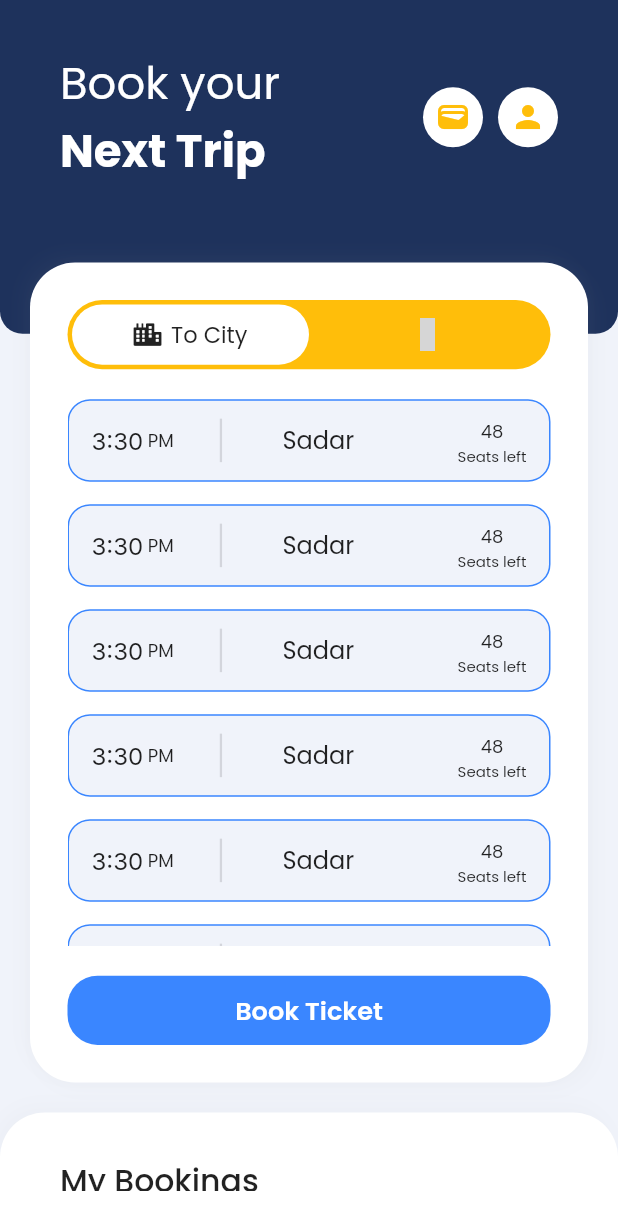
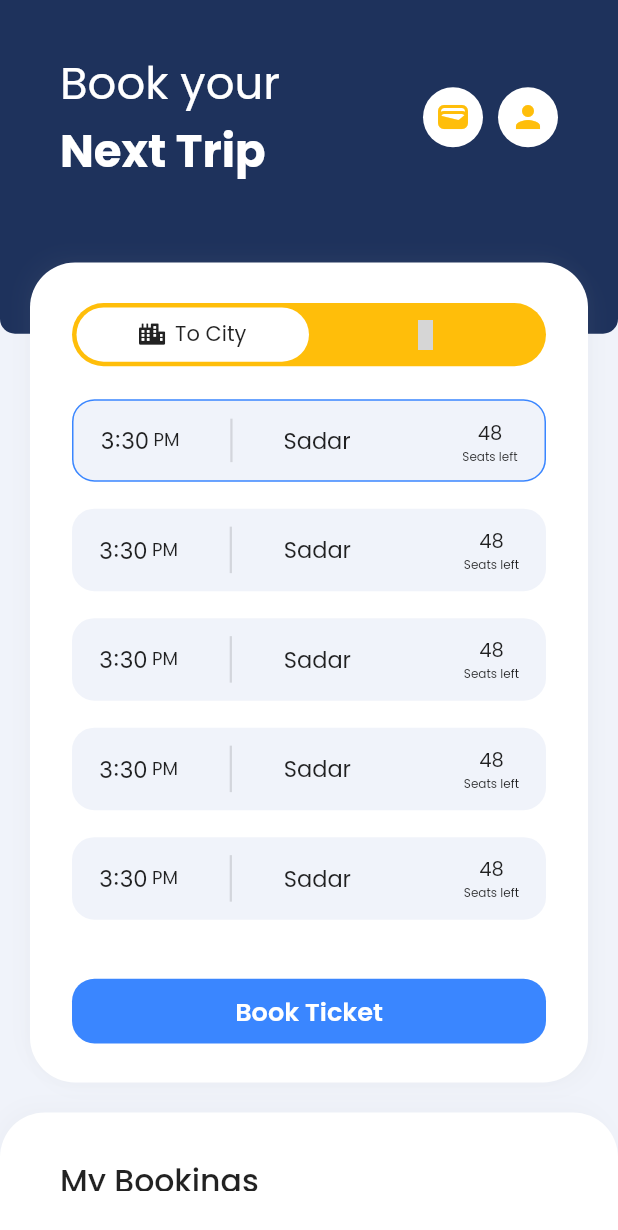
Before and after one commit to sooraj-24/Bus_ticketing_application, a Flutter app: the HomePage screen opened directly, after a tap on "3:30", on a phone screen of 412 x 824 dp. Shown: the top 1230 px of the screen. Run offline on Flutter 3.47's test engine with Material 2 defaults, Android fonts, the phone set to English and light mode, and no system bars; our stand-ins replace another_flushbar, fluttericon; accounts and stored records are empty; grey boxes are pictures that could not be loaded.

Commit message:
bus selection fixed

```diff
--- /dev/null
+++ b/lib/Features/Home/Controller/home_page_provider.dart
@@ -0,0 +1,30 @@
+import 'package:buts/Features/Home/View/bus_selection_card.dart';
+import 'package:flutter/material.dart';
+
+class HomePageProvider extends ChangeNotifier {
+  PageController _pageController = PageController();
+  bool _toCity = true;
+  PageController get getPageController => _pageController;
+  bool get getToCity => _toCity;
+  List<BusSelectionCard> _busCards = [];
+  List<BusSelectionCard> get getBusCards => _busCards;
+  int _selectedIndex = -1;
+  int get getSelectedIndex => _selectedIndex;
+
+  void toggleToCity (){
+    _toCity = !_toCity;
+    notifyListeners();
+  }
+
+  void updateBusCards(){
+    _busCards = List.generate(6, (index) => BusSelectionCard(
+      index: index,
+    ));
+    notifyListeners();
+  }
+
+  void updateSelectCard(int value){
+    _selectedIndex = value;
+    notifyListeners();
+  }
+}
--- /dev/null
+++ b/lib/Features/Home/View/bus_selection_card.dart
@@ -0,0 +1,88 @@
+import 'package:buts/Features/Home/Controller/home_page_provider.dart';
+import 'package:flutter/material.dart';
+import 'package:provider/provider.dart';
+
+import '../../../Constants/constants.dart';
+
+class BusSelectionCard extends StatelessWidget {
+  final int index;
+
+  const BusSelectionCard({super.key, required this.index});
+  @override
+  Widget build(BuildContext context) {
+    return Consumer<HomePageProvider>(
+      builder: (context, controller, child){
+        return GestureDetector(
+          onTap: (){
+            controller.updateSelectCard(index);
+          },
+          child: Container(
+            margin: EdgeInsets.only(bottom: 18),
+            padding: EdgeInsets.symmetric(horizontal: 18,vertical: 12),
+            height: 55,
+            decoration: BoxDecoration(
+              color: kAccentBlue,
+              borderRadius: BorderRadius.all(Radius.circular(15)),
+              border: index == controller.getSelectedIndex ? Border.all(color: kBlue) : null,
+            ),
+            child: Row(
+              mainAxisAlignment: MainAxisAlignment.spaceBetween,
+              crossAxisAlignment: CrossAxisAlignment.center,
+              children: [
+                Expanded(
+                  flex: 3,
+                  child: Row(
+                    mainAxisAlignment: MainAxisAlignment.spaceBetween,
+                    children: [
+                      Row(
+                        crossAxisAlignment: CrossAxisAlignment.end,
+                        children: [
+                          Text('3:30',
+                            style: TextStyle(
+                                fontSize: 15,
+                                fontFamily: 'Inter'
+                            ),),
+                          SizedBox(width: 3,),
+                          Text('PM',
+                            style: TextStyle(
+                                fontSize: 12
+                            ),),
+                        ],
+                      ),
+                      VerticalDivider(
+                        thickness: 1.5,
+                      ),
+                      Text('Sadar',
+                        style: TextStyle(
+                          fontSize: 15,
+                        ),),
+                    ],
+                  ),
+                ),
+                Expanded(
+                  flex: 2,
+                  child: Container(
+                    alignment: Alignment.centerRight,
+                    child: Column(
+                      mainAxisSize: MainAxisSize.min,
+                      children: [
+                        Text('48',
+                          style: TextStyle(
+                            fontSize: 13,
+                          ),),
+                        Text('Seats left',
+                          style: TextStyle(
+                              fontSize: 8
+                          ),)
+                      ],
+                    ),
+                  ),
+                ),
+              ],
+            ),
+          ),
+        );
+      },
+    );
+  }
+}
--- a/lib/Features/Home/View/home.dart
+++ b/lib/Features/Home/View/home.dart
@@ -1,26 +1,34 @@
 import 'package:buts/Constants/constants.dart';
-import 'package:flutter/cupertino.dart';
+import 'package:buts/Features/Home/Controller/home_page_provider.dart';
 import 'package:flutter/material.dart';
 import 'package:fluttericon/font_awesome5_icons.dart';
 import 'package:fluttericon/maki_icons.dart';
+import 'package:provider/provider.dart';
+import 'bus_selection_card.dart';
 
 class HomePage extends StatefulWidget {
-  const HomePage({Key? key}) : super(key: key);
 
   @override
-  _HomePageState createState() => _HomePageState();
+  State<HomePage> createState() => _HomePageState();
 }
 
 class _HomePageState extends State<HomePage> {
-  final pageController = PageController();
-  bool toCity = true;
-  int selectedIndex = -1;
+
+  @override
+  void initState() {
+    super.initState();
+    WidgetsBinding.instance.addPostFrameCallback((_) {
+      Provider.of<HomePageProvider>(context,listen: false).updateBusCards();
+    });
+  }
 
   @override
   Widget build(BuildContext context) {
     return Scaffold(
       backgroundColor: kAccentBlue,
-      body: Column(
+      body: Consumer<HomePageProvider>(
+        builder: (context, controller, child){
+          return Column(
             crossAxisAlignment: CrossAxisAlignment.stretch,
             children: [
               Expanded(
@@ -32,7 +40,7 @@
                       alignment: Alignment(0,-0.5),
                       decoration: BoxDecoration(
                           color: kDarkBlue,
-                    borderRadius: BorderRadius.vertical(bottom: Radius.circular(15))
+                          borderRadius: BorderRadius.vertical(bottom: Radius.circular(10))
                       ),
                       child: SafeArea(
                         child: Row(
@@ -93,7 +101,6 @@
                       right: 20,
                       bottom: 20,
                       child: Container(
-                    //padding: EdgeInsets.all(25),
                         decoration: BoxDecoration(
                           color: kWhite,
                           borderRadius: BorderRadius.all(Radius.circular(30)),
@@ -117,7 +124,7 @@
                             Expanded(
                               flex: 2,
                               child: Padding(
-                            padding: const EdgeInsets.only(top: 25,left: 25,right: 25,bottom: 20),
+                                padding: const EdgeInsets.only(top: 27,left: 28,right: 28,bottom: 22),
                                 child: Container(
                                   padding: EdgeInsets.all(3),
                                   decoration: BoxDecoration(
@@ -125,7 +132,7 @@
                                       borderRadius: BorderRadius.all(Radius.circular(25))
                                   ),
                                   child: Row(
-                                children: toCity ? [
+                                    children: controller.getToCity ? [
                                       Expanded(
                                         child: Container(
                                           decoration: BoxDecoration(
@@ -136,13 +143,13 @@
                                             crossAxisAlignment: CrossAxisAlignment.stretch,
                                             mainAxisAlignment: MainAxisAlignment.center,
                                             children: [
-                                          Center(child: Icon(FontAwesome5.city,size: 15,)),
+                                              Center(child: Icon(FontAwesome5.city,size: 14,)),
                                               SizedBox(width: 10,),
                                               Center(
                                                 child: Text(
                                                   'To City',
                                                   style: TextStyle(
-                                                  fontSize: 15
+                                                      fontSize: 14
                                                   ),
                                                 ),
                                               )
@@ -153,9 +160,9 @@
                                       Expanded(
                                         child: IconButton(
                                           onPressed: (){
-                                        pageController.animateToPage(
+                                            controller.getPageController.animateToPage(
                                               1,
-                                          duration: Duration(milliseconds: 500),
+                                              duration: Duration(milliseconds: 300),
                                               curve: Curves.easeInOut,
                                             );
                                           },
@@ -166,13 +173,13 @@
                                       Expanded(
                                         child: IconButton(
                                           onPressed: (){
-                                        pageController.animateToPage(
+                                            controller.getPageController.animateToPage(
                                               0,
-                                          duration: Duration(milliseconds: 500),
+                                              duration: Duration(milliseconds: 300),
                                               curve: Curves.easeInOut,
                                             );
                                           },
-                                      icon: Icon(FontAwesome5.city,size: 15,),
+                                          icon: Icon(FontAwesome5.city,size: 14,),
                                         ),
                                       ),
                                       Expanded(
@@ -191,7 +198,7 @@
                                                 child: Text(
                                                   'To Institute',
                                                   style: TextStyle(
-                                                  fontSize: 15
+                                                      fontSize: 14
                                                   ),
                                                 ),
                                               )
@@ -208,27 +215,18 @@
                             Expanded(
                               flex: 8,
                               child: Padding(
-                            padding: const EdgeInsets.symmetric(horizontal: 15),
+                                padding: const EdgeInsets.symmetric(horizontal: 18),
                                 child: PageView(
-                              controller: pageController,
+                                  controller: controller.getPageController,
                                   onPageChanged: (index){
-                                setState(() {
-                                  toCity = !toCity;
-                                });
+                                    controller.toggleToCity();
                                   },
                                   children: [
                                     Padding(
                                       padding: const EdgeInsets.symmetric(horizontal: 10.0),
                                       child: SingleChildScrollView(
                                         child: Column(
-                                      children: List.generate(6, (index){
-                                        return BusSelectionCard(onPressed: (){
-                                          setState(() {
-                                            selectedIndex = index;
-                                          });
-                                        },
-                                          isSelected: index == selectedIndex ? false : true,);
-                                      }),
+                                          children: controller.getBusCards,
                                         ),
                                       ),
                                     ),
@@ -236,14 +234,7 @@
                                       padding: const EdgeInsets.symmetric(horizontal: 10.0),
                                       child: SingleChildScrollView(
                                         child: Column(
-                                      children: List.generate(6, (index){
-                                        return BusSelectionCard(onPressed: (){
-                                          setState(() {
-                                            selectedIndex = index;
-                                          });
-                                        },
-                                          isSelected: index == selectedIndex ? true : false,);
-                                      }),
+                                          children: controller.getBusCards,
                                         ),
                                       ),
                                     ),
@@ -255,11 +246,11 @@
                             Expanded(
                               flex: 2,
                               child: Padding(
-                            padding: const EdgeInsets.only(bottom: 25,left: 25,right: 25,top: 20),
+                                padding: const EdgeInsets.only(bottom: 26,left: 28,right: 28,top: 22),
                                 child: Container(
                                   decoration: BoxDecoration(
                                       color: kBlue,
-                                borderRadius: BorderRadius.all(Radius.circular(20))
+                                      borderRadius: BorderRadius.all(Radius.circular(15))
                                   ),
                                   child: Center(child: Text('Book Ticket',
                                     style: TextStyle(
@@ -302,92 +293,9 @@
                 ),
               ),
             ],
+          );
+        },
       )
     );
   }
 }
-
-class BusSelectionCard extends StatefulWidget {
-  BusSelectionCard({required this.isSelected,required this.onPressed});
-  final void Function() onPressed;
-  final bool isSelected;
-  @override
-  _BusSelectionCardState createState() => _BusSelectionCardState(onPressed: onPressed, isSelected: isSelected);
-}
-
-class _BusSelectionCardState extends State<BusSelectionCard> {
-
-  _BusSelectionCardState({required this.isSelected,required this.onPressed});
-  final void Function() onPressed;
-  final bool isSelected;
-
-  @override
-  Widget build(BuildContext context) {
-    return GestureDetector(
-      onTap: onPressed,
-      child: Container(
-        margin: EdgeInsets.only(bottom: 15),
-        padding: EdgeInsets.symmetric(horizontal: 15,vertical: 12),
-        height: 55,
-        decoration: BoxDecoration(
-          color: kAccentBlue,
-          borderRadius: BorderRadius.all(Radius.circular(15)),
-          border: isSelected ? Border.all(color: kBlue) : null,
-        ),
-        child: Row(
-          mainAxisAlignment: MainAxisAlignment.spaceBetween,
-          crossAxisAlignment: CrossAxisAlignment.center,
-          children: [
-            Expanded(
-              flex: 2,
-              child: Row(
-                crossAxisAlignment: CrossAxisAlignment.end,
-                children: [
-                  Text('3:30',
-                    style: TextStyle(
-                        fontSize: 16,
-                        fontFamily: 'Inter'
-                    ),),
-                  SizedBox(width: 3,),
-                  Text('PM',
-                    style: TextStyle(
-                        fontSize: 12
-                    ),),
-                ],
-              ),
-            ),
-            VerticalDivider(
-              thickness: 1.5,
-            ),
-            Expanded(
-              flex: 5,
-              child: Row(
-                children: [
-                  SizedBox(width: 33,),
-                  Text('Sadar',
-                    style: TextStyle(
-                      fontSize: 16,
-                    ),),
-                  Expanded(child: SizedBox()),
-                  Column(
-                    mainAxisSize: MainAxisSize.min,
-                    children: [
-                      Text('48',
-                        style: TextStyle(
-                          fontSize: 12,
-                        ),),
-                      Text('Seats left',
-                        style: TextStyle(
-                            fontSize: 10
-                        ),)
-                    ],
-                  ),
-                ],
-              ),
-            ),
-          ],
-        ),
-      ),
-    );
-  }
-}
--- a/lib/Features/SignUp/View/sign_up.dart
+++ b/lib/Features/SignUp/View/sign_up.dart
@@ -325,7 +325,7 @@
                                       if(!controller.getConfirmPassError && !controller.getPasswordError && !controller.getRollNoError && !controller.getUsernameError){
                                         formKey.currentState?.save();
                                         Navigator.push(context, MaterialPageRoute(builder: (context){
-                                          return const HomePage();
+                                          return HomePage();
                                         }));
                                       }
                                     },
--- a/lib/main.dart
+++ b/lib/main.dart
@@ -1,3 +1,4 @@
+import 'package:buts/Features/Home/Controller/home_page_provider.dart';
 import 'package:buts/Features/Home/View/home.dart';
 import 'package:buts/Features/SignIn/Controller/sign_in_provider.dart';
 import 'package:buts/Features/SignUp/Controller/sign_up_provider.dart';
@@ -29,6 +30,9 @@
         ChangeNotifierProvider(
           create: (context) => SignUpProvider(),
         ),
+        ChangeNotifierProvider(
+          create: (context) => HomePageProvider(),
+        ),
       ],
       child: MaterialApp(
         debugShowCheckedModeBanner: false,
@@ -36,7 +40,7 @@
         theme: ThemeData(
           fontFamily: 'Poppins',
         ),
-        home: VerifyEmailScreen(),
+        home: HomePage(),
       ),
     );
   }
```
Lines whose indentation alone changed are shown as unchanged.
